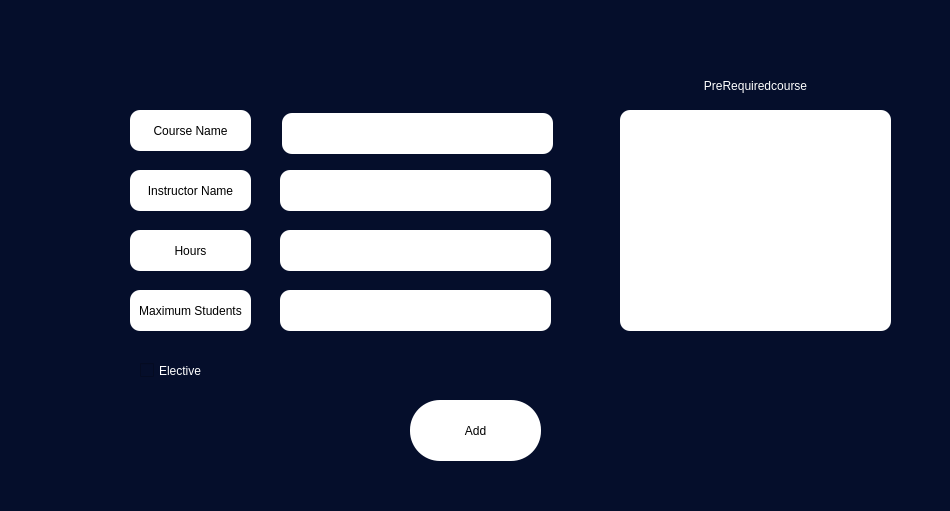
Old version of the form Qt/newcourse.ui in the repository KerollosRady/University-mangament-system.
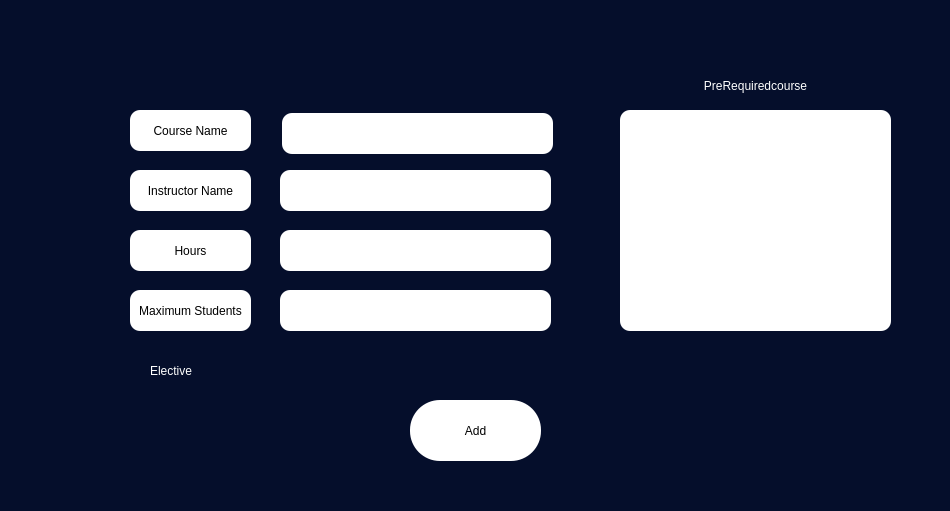
New version of the form.

Commit message: - اتزفتت اتعملت

```diff
--- a/Qt/newcourse.ui
+++ b/Qt/newcourse.ui
@@ -127,26 +127,6 @@
     <set>Qt::AlignCenter</set>
    </property>
   </widget>
-  <widget class="QCheckBox" name="checkBox">
-   <property name="geometry">
-    <rect>
-     <x>140</x>
-     <y>350</y>
-     <width>121</width>
-     <height>41</height>
-    </rect>
-   </property>
-   <property name="styleSheet">
-    <string notr="true">color:white;
-font: 15pt &quot;Segoe UI&quot;;</string>
-   </property>
-   <property name="text">
-    <string>Elective</string>
-   </property>
-   <property name="tristate">
-    <bool>true</bool>
-   </property>
-  </widget>
   <widget class="QLineEdit" name="lineEdit_1">
    <property name="geometry">
     <rect>
@@ -212,16 +192,16 @@
   <widget class="QLabel" name="label">
    <property name="geometry">
     <rect>
-     <x>640</x>
+     <x>660</x>
      <y>70</y>
-     <width>231</width>
+     <width>191</width>
      <height>31</height>
     </rect>
    </property>
    <property name="styleSheet">
-    <string notr="true">color:rgb(255, 255, 255);
-background-color: transparent;
-font: 700 12pt &quot;Segoe UI&quot;;</string>
+    <string notr="true">color:white;
+font: 12pt &quot;Arial&quot;;
+    background-color: transparent;</string>
    </property>
    <property name="text">
     <string>PreRequiredcourse</string>
@@ -245,8 +225,24 @@
 font: 600 12pt &quot;Yu Gothic UI Semibold&quot;;
 color : black ; </string>
    </property>
-   <property name="itemAlignment">
-    <set>Qt::AlignHCenter</set>
+  </widget>
+  <widget class="QCheckBox" name="checkBox">
+   <property name="geometry">
+    <rect>
+     <x>130</x>
+     <y>350</y>
+     <width>121</width>
+     <height>41</height>
+    </rect>
+   </property>
+   <property name="styleSheet">
+    <string notr="true">border-radius:10px;
+color:white;
+font: 16pt &quot;Arial&quot;;
+    background-color: transparent;</string>
+   </property>
+   <property name="text">
+    <string>Elective</string>
    </property>
   </widget>
  </widget>
```
The commit also changes 1 other file.
